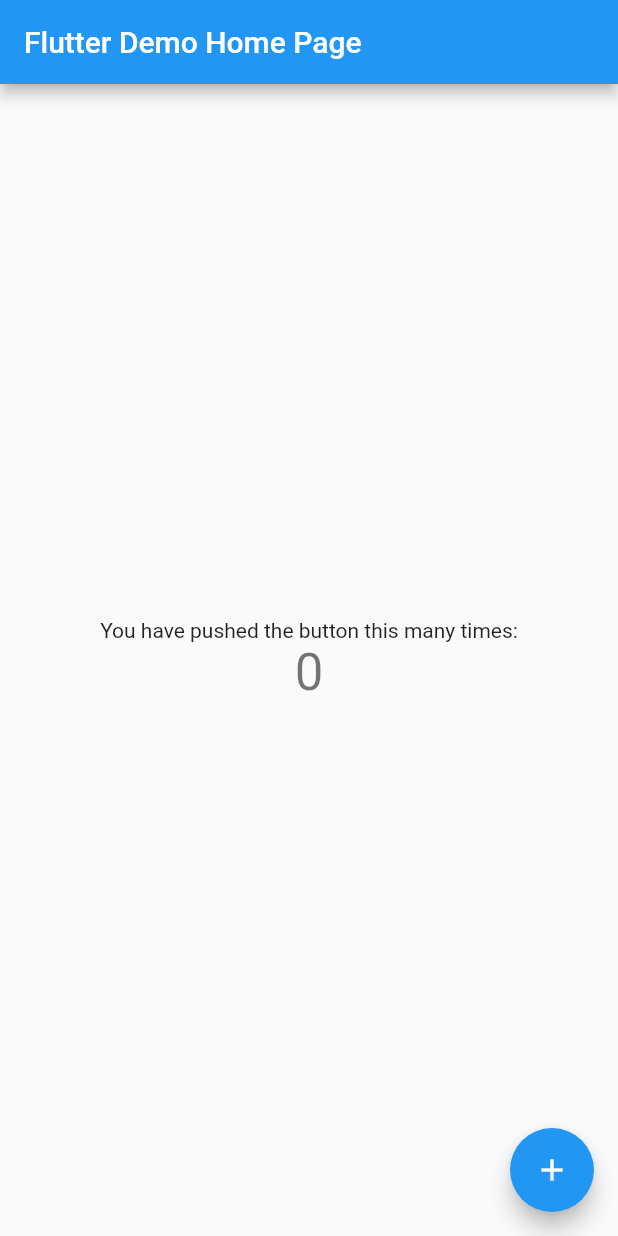
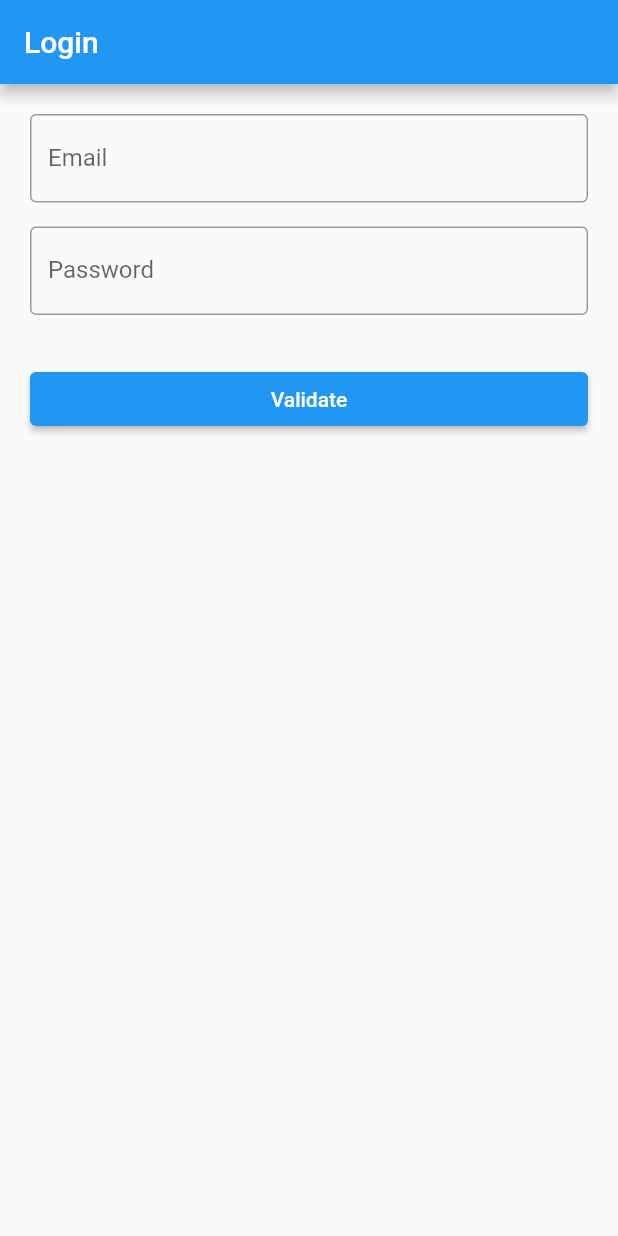
Before and after one commit to lgeromegnace/test-flutter-weather-forcast, a Flutter app: the screen it shows after launch, on a phone screen of 412 x 824 dp. Run offline on Flutter 3.47's test engine with Material 2 defaults, Android fonts, the phone set to English and light mode, and no system bars; our stand-ins replace email_validator.

Commit message:
Create login screen.

```diff
--- /dev/null
+++ b/lib/features/login/login_screen.dart
@@ -0,0 +1,70 @@
+import 'package:flutter/material.dart';
+import 'package:email_validator/email_validator.dart';
+
+class LoginScreen extends StatefulWidget {
+  const LoginScreen({Key? key}) : super(key: key);
+
+  @override
+  State<LoginScreen> createState() => _LoginScreenState();
+}
+
+class _LoginScreenState extends State<LoginScreen> {
+  final formKey = GlobalKey<FormState>();
+  String? email;
+  String? password;
+
+  @override
+  Widget build(BuildContext context) {
+    return Scaffold(
+      appBar: AppBar(
+        title: const Text('Login'),
+      ),
+      body: Form(
+        key: formKey,
+        child: ListView(
+          padding: const EdgeInsets.all(20),
+          children: [
+            TextFormField(
+              keyboardType: TextInputType.emailAddress,
+              decoration: const InputDecoration(
+                labelText: 'Email',
+                hintText: 'toto@pop.com',
+                border: OutlineInputBorder(),
+              ),
+              validator: (email) {
+                if (email == null) {
+                  return null;
+                }
+                return EmailValidator.validate(email) ? null : 'wrong format';
+              },
+              onSaved: (newEmail) => setState(() => email = newEmail),
+            ),
+            const SizedBox(height: 16),
+            TextFormField(
+              decoration: const InputDecoration(
+                labelText: 'Password',
+                border: OutlineInputBorder(),
+              ),
+              validator: (password) {
+                if (password != null && password.length > 8) {
+                  return null;
+                }
+                return 'wrong password format';
+              },
+              onSaved: (newPassword) => setState(() => password = newPassword),
+              obscureText: true,
+            ),
+            const SizedBox(height: 32),
+            ElevatedButton(onPressed: () {
+              final isValid = formKey.currentState?.validate();
+              if (isValid == true) {
+                formKey.currentState?.save();
+                print("email: $email, password: $password");
+              }
+            }, child: const Text('Validate'))
+          ],
+        ),
+      ),
+    );
+  }
+}
--- a/lib/main.dart
+++ b/lib/main.dart
@@ -1,4 +1,5 @@
 import 'package:flutter/material.dart';
+import 'features/login/login_screen.dart';
 
 void main() {
   runApp(const MyApp());
@@ -7,109 +8,14 @@ void main() {
 class MyApp extends StatelessWidget {
   const MyApp({super.key});
 
-  // This widget is the root of your application.
   @override
   Widget build(BuildContext context) {
     return MaterialApp(
       title: 'Flutter Demo',
       theme: ThemeData(
-        // This is the theme of your application.
-        //
-        // Try running your application with "flutter run". You'll see the
-        // application has a blue toolbar. Then, without quitting the app, try
-        // changing the primarySwatch below to Colors.green and then invoke
-        // "hot reload" (press "r" in the console where you ran "flutter run",
-        // or simply save your changes to "hot reload" in a Flutter IDE).
-        // Notice that the counter didn't reset back to zero; the application
-        // is not restarted.
         primarySwatch: Colors.blue,
       ),
-      home: const MyHomePage(title: 'Flutter Demo Home Page'),
+      home: const LoginScreen(),
     );
   }
 }
-
-class MyHomePage extends StatefulWidget {
-  const MyHomePage({super.key, required this.title});
-
-  // This widget is the home page of your application. It is stateful, meaning
-  // that it has a State object (defined below) that contains fields that affect
-  // how it looks.
-
-  // This class is the configuration for the state. It holds the values (in this
-  // case the title) provided by the parent (in this case the App widget) and
-  // used by the build method of the State. Fields in a Widget subclass are
-  // always marked "final".
-
-  final String title;
-
-  @override
-  State<MyHomePage> createState() => _MyHomePageState();
-}
-
-class _MyHomePageState extends State<MyHomePage> {
-  int _counter = 0;
-
-  void _incrementCounter() {
-    setState(() {
-      // This call to setState tells the Flutter framework that something has
-      // changed in this State, which causes it to rerun the build method below
-      // so that the display can reflect the updated values. If we changed
-      // _counter without calling setState(), then the build method would not be
-      // called again, and so nothing would appear to happen.
-      _counter++;
-    });
-  }
-
-  @override
-  Widget build(BuildContext context) {
-    // This method is rerun every time setState is called, for instance as done
-    // by the _incrementCounter method above.
-    //
-    // The Flutter framework has been optimized to make rerunning build methods
-    // fast, so that you can just rebuild anything that needs updating rather
-    // than having to individually change instances of widgets.
-    return Scaffold(
-      appBar: AppBar(
-        // Here we take the value from the MyHomePage object that was created by
-        // the App.build method, and use it to set our appbar title.
-        title: Text(widget.title),
-      ),
-      body: Center(
-        // Center is a layout widget. It takes a single child and positions it
-        // in the middle of the parent.
-        child: Column(
-          // Column is also a layout widget. It takes a list of children and
-          // arranges them vertically. By default, it sizes itself to fit its
-          // children horizontally, and tries to be as tall as its parent.
-          //
-          // Invoke "debug painting" (press "p" in the console, choose the
-          // "Toggle Debug Paint" action from the Flutter Inspector in Android
-          // Studio, or the "Toggle Debug Paint" command in Visual Studio Code)
-          // to see the wireframe for each widget.
-          //
-          // Column has various properties to control how it sizes itself and
-          // how it positions its children. Here we use mainAxisAlignment to
-          // center the children vertically; the main axis here is the vertical
-          // axis because Columns are vertical (the cross axis would be
-          // horizontal).
-          mainAxisAlignment: MainAxisAlignment.center,
-          children: <Widget>[
-            const Text(
-              'You have pushed the button this many times:',
-            ),
-            Text(
-              '$_counter',
-              style: Theme.of(context).textTheme.headline4,
-            ),
-          ],
-        ),
-      ),
-      floatingActionButton: FloatingActionButton(
-        onPressed: _incrementCounter,
-        tooltip: 'Increment',
-        child: const Icon(Icons.add),
-      ), // This trailing comma makes auto-formatting nicer for build methods.
-    );
-  }
-}
--- a/pubspec.yaml
+++ b/pubspec.yaml
@@ -29,6 +29,7 @@ environment:
 # the latest version available on pub.dev. To see which dependencies have newer
 # versions available, run `flutter pub outdated`.
 dependencies:
+  email_validator: '^2.1.16'
   flutter:
     sdk: flutter
 
```
